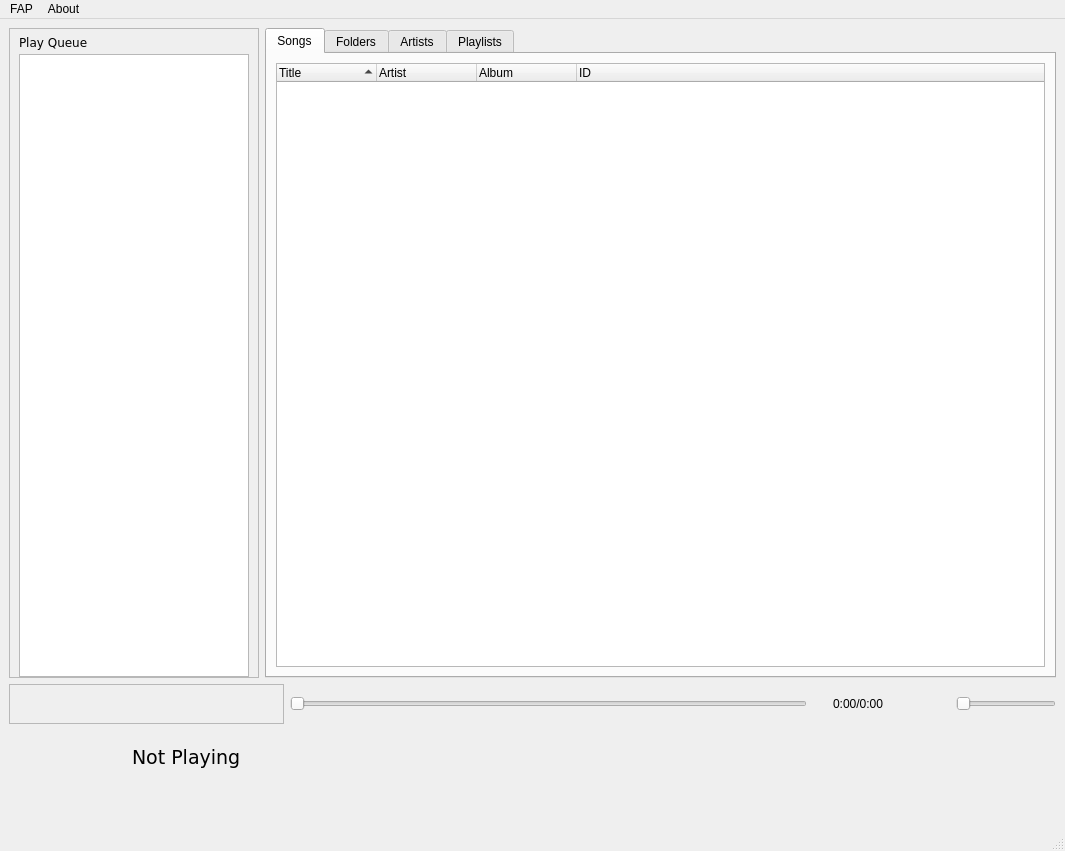
ToppleKek/fap, file forms/main.ui: the form before one commit.
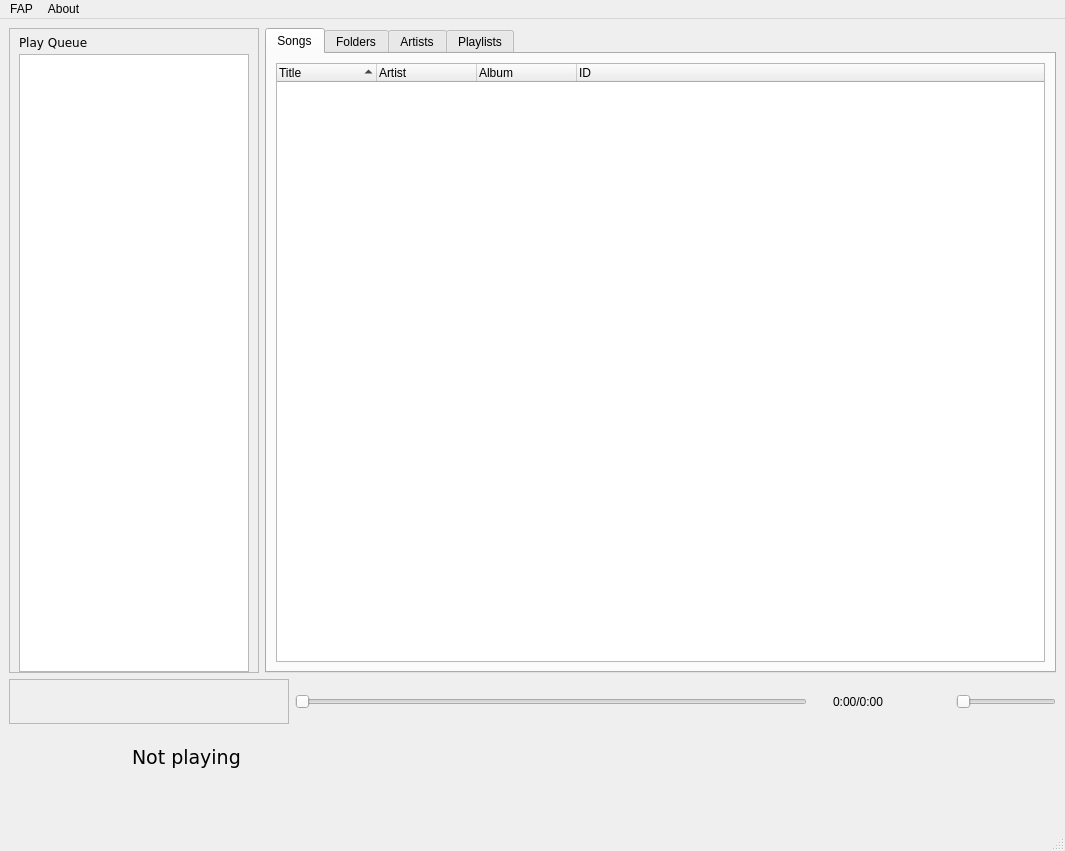
The form after the commit. Icons and pictures are not drawn.

Commit message: better shuffle play controls, fixed a bug with playing songs with an empty queue

```diff
--- a/forms/main.ui
+++ b/forms/main.ui
@@ -414,8 +414,8 @@
        <widget class="QFrame" name="controlFrame">
         <property name="minimumSize">
          <size>
-          <width>275</width>
-          <height>40</height>
+          <width>280</width>
+          <height>45</height>
          </size>
         </property>
         <property name="maximumSize">
@@ -431,21 +431,6 @@
          <enum>QFrame::Raised</enum>
         </property>
         <layout class="QHBoxLayout" name="horizontalLayout_4">
-         <property name="spacing">
-          <number>4</number>
-         </property>
-         <property name="leftMargin">
-          <number>0</number>
-         </property>
-         <property name="topMargin">
-          <number>0</number>
-         </property>
-         <property name="rightMargin">
-          <number>0</number>
-         </property>
-         <property name="bottomMargin">
-          <number>0</number>
-         </property>
          <item>
           <widget class="QPushButton" name="prevButton">
            <property name="maximumSize">
@@ -493,26 +478,6 @@
            </property>
           </widget>
          </item>
-         <item>
-          <widget class="QPushButton" name="nextButton">
-           <property name="maximumSize">
-            <size>
-             <width>25</width>
-             <height>16777215</height>
-            </size>
-           </property>
-           <property name="text">
-            <string/>
-           </property>
-           <property name="icon">
-            <iconset resource="../resources/res.qrc">
-             <normaloff>:/images/next-button.png</normaloff>:/images/next-button.png</iconset>
-           </property>
-           <property name="flat">
-            <bool>true</bool>
-           </property>
-          </widget>
-         </item>
          <item>
           <widget class="QPushButton" name="stopButton">
            <property name="maximumSize">
@@ -534,6 +499,47 @@
            </property>
           </widget>
          </item>
+         <item>
+          <widget class="QPushButton" name="nextButton">
+           <property name="maximumSize">
+            <size>
+             <width>25</width>
+             <height>16777215</height>
+            </size>
+           </property>
+           <property name="text">
+            <string/>
+           </property>
+           <property name="icon">
+            <iconset resource="../resources/res.qrc">
+             <normaloff>:/images/next-button.png</normaloff>:/images/next-button.png</iconset>
+           </property>
+           <property name="flat">
+            <bool>true</bool>
+           </property>
+          </widget>
+         </item>
+         <item>
+          <widget class="QPushButton" name="shuffleButton">
+           <property name="maximumSize">
+            <size>
+             <width>25</width>
+             <height>16777215</height>
+            </size>
+           </property>
+           <property name="text">
+            <string/>
+           </property>
+           <property name="icon">
+            <iconset resource="../resources/res.qrc">
+             <normaloff>:/images/shuffle.png</normaloff>
+             <normalon>:/images/stop-button.png</normalon>:/images/shuffle.png</iconset>
+           </property>
+           <property name="flat">
+            <bool>true</bool>
+           </property>
+          </widget>
+         </item>
         </layout>
        </widget>
       </item>
@@ -738,7 +744,7 @@
            </font>
           </property>
           <property name="text">
-           <string>Not Playing</string>
+           <string>Not playing</string>
           </property>
          </widget>
         </item>
```
The commit also changes 9 other files.
